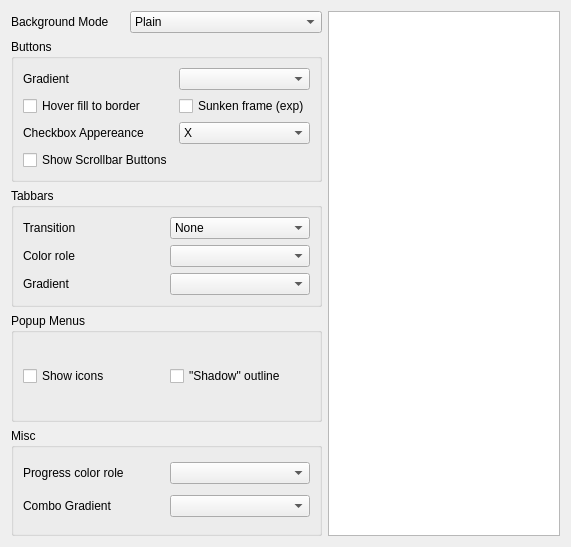
Before: the Qt Designer form config/config.ui in deiv/bespin-pkg, drawn with Qt 5.
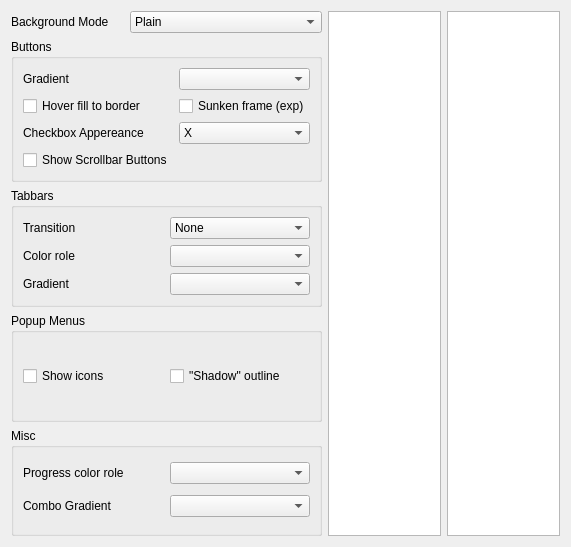
After: the same form once the commit is applied.

Commit message: re-enabled various color roles on popups (works, but no config interface yet - we'll see..) extended config dialog, now able to store and reload various settings

```diff
--- a/config/config.ui
+++ b/config/config.ui
@@ -60,6 +60,19 @@
     </widget>
    </item>
    <item rowspan="5" row="0" column="2" >
+    <widget class="QListWidget" name="store" >
+     <property name="alternatingRowColors" >
+      <bool>true</bool>
+     </property>
+     <property name="selectionBehavior" >
+      <enum>QAbstractItemView::SelectRows</enum>
+     </property>
+     <property name="sortingEnabled" >
+      <bool>false</bool>
+     </property>
+    </widget>
+   </item>
+   <item rowspan="5" row="0" column="3" >
     <widget class="QTextBrowser" name="info" />
    </item>
    <item row="1" column="0" colspan="2" >
```
Left out of the diff: 2 changed lines with no effect on the pictures. The commit also changes 7 other files.
